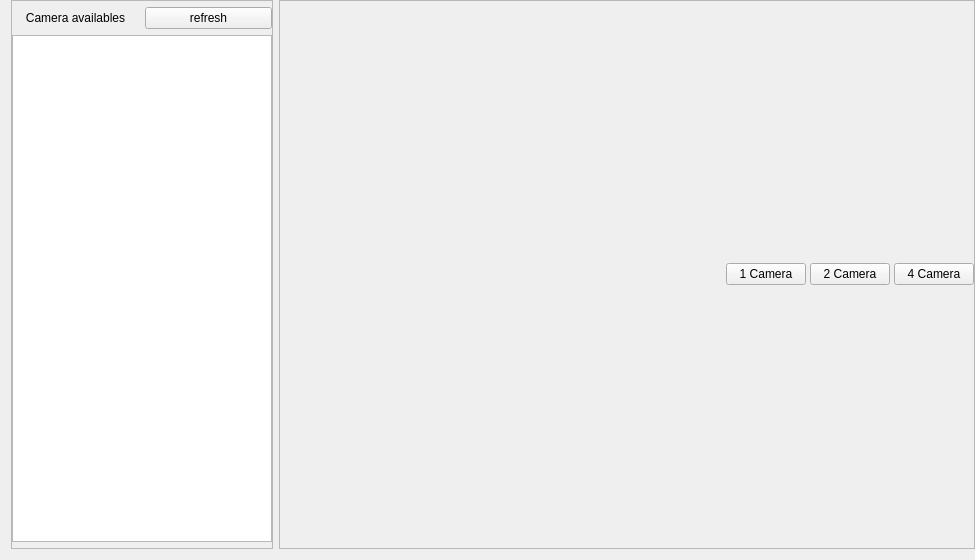
Before: the Qt Designer form custom_widgets/live/Live.ui in elmhadji/AccessController, drawn with Qt 5.
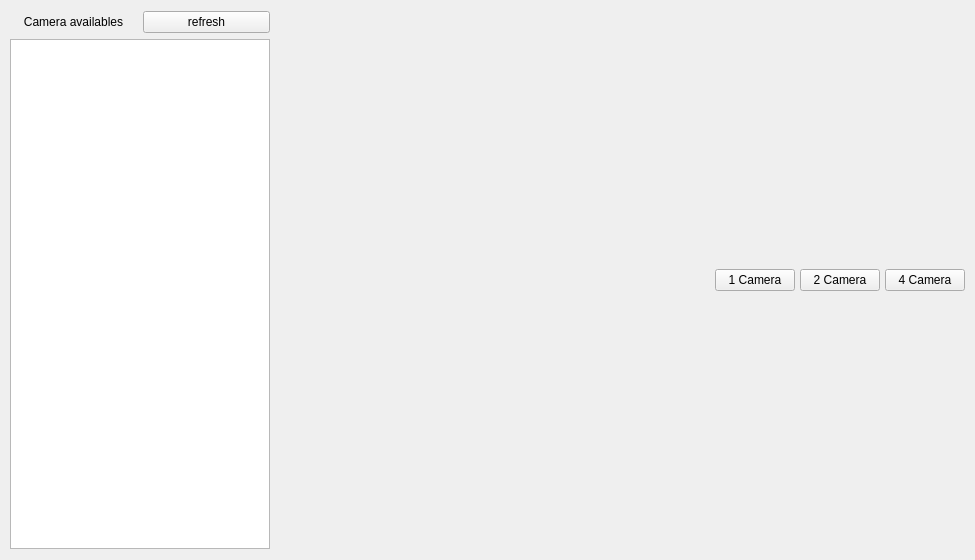
After: the same form once the commit is applied. Icons and pictures are not drawn.

The edit to the form file:
```diff
--- a/custom_widgets/live/Live.ui
+++ b/custom_widgets/live/Live.ui
@@ -23,29 +23,38 @@
    <string notr="true"/>
   </property>
   <layout class="QHBoxLayout" name="horizontalLayout_2" stretch="1,3">
+   <property name="spacing">
+    <number>5</number>
+   </property>
+   <property name="leftMargin">
+    <number>5</number>
+   </property>
    <property name="topMargin">
-    <number>0</number>
+    <number>5</number>
    </property>
    <property name="rightMargin">
-    <number>0</number>
+    <number>5</number>
+   </property>
+   <property name="bottomMargin">
+    <number>5</number>
    </property>
    <item>
     <widget class="QFrame" name="sideBar">
-     <property name="frameShape">
-      <enum>QFrame::Shape::StyledPanel</enum>
-     </property>
      <property name="frameShadow">
       <enum>QFrame::Shadow::Raised</enum>
      </property>
+     <property name="lineWidth">
+      <number>0</number>
+     </property>
      <layout class="QVBoxLayout" name="verticalLayout">
       <property name="leftMargin">
-       <number>0</number>
+       <number>5</number>
       </property>
       <property name="topMargin">
        <number>6</number>
       </property>
       <property name="rightMargin">
-       <number>0</number>
+       <number>5</number>
       </property>
       <property name="bottomMargin">
        <number>6</number>
@@ -99,27 +108,27 @@
    </item>
    <item>
     <widget class="QFrame" name="frame">
-     <property name="frameShape">
-      <enum>QFrame::Shape::StyledPanel</enum>
-     </property>
      <property name="frameShadow">
-      <enum>QFrame::Shadow::Raised</enum>
+      <enum>QFrame::Shadow::Plain</enum>
+     </property>
+     <property name="lineWidth">
+      <number>1</number>
      </property>
      <layout class="QVBoxLayout" name="verticalLayout_2" stretch="4,0">
       <property name="spacing">
        <number>4</number>
       </property>
       <property name="leftMargin">
-       <number>0</number>
+       <number>5</number>
       </property>
       <property name="topMargin">
-       <number>0</number>
+       <number>5</number>
       </property>
       <property name="rightMargin">
-       <number>0</number>
+       <number>5</number>
       </property>
       <property name="bottomMargin">
-       <number>0</number>
+       <number>5</number>
       </property>
       <item>
        <layout class="QGridLayout" name="cameraGrid">
@@ -130,6 +139,9 @@
       </item>
       <item>
        <layout class="QHBoxLayout" name="horizontalLayout">
+        <property name="spacing">
+         <number>5</number>
+        </property>
         <item>
          <spacer name="horizontalSpacer">
           <property name="orientation">
```
Left out of the diff: 47 changed lines with no effect on the pictures.
